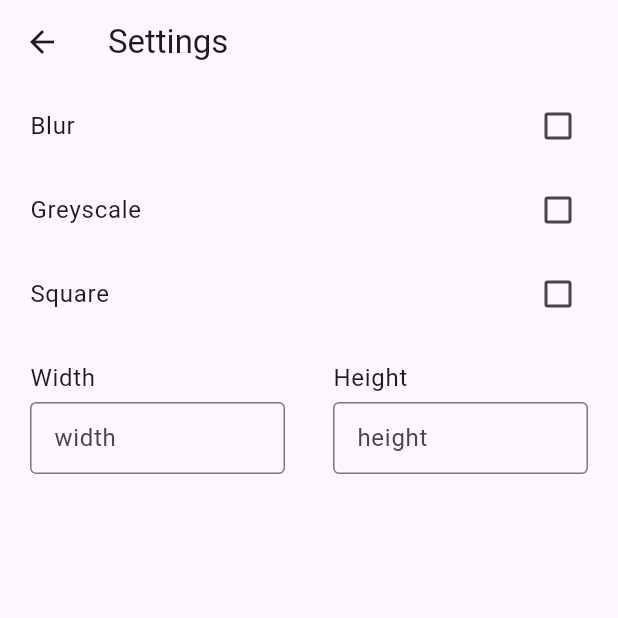
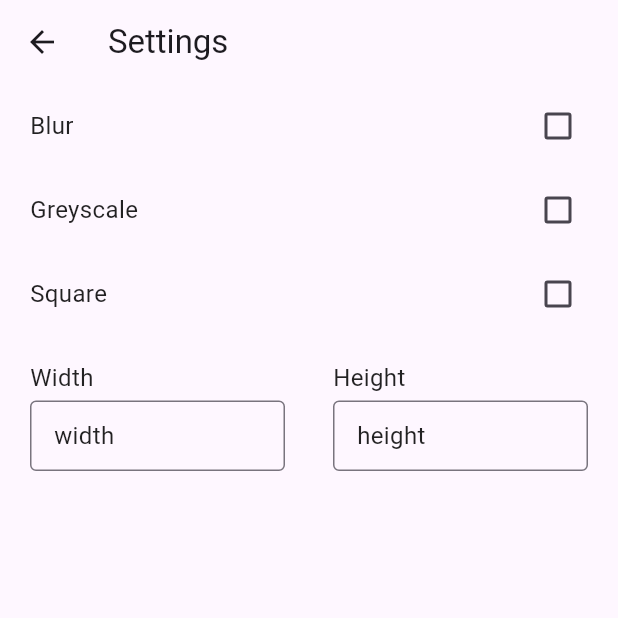
Before and after one commit to devendra456/studio, a Flutter app: the screen it shows after launch, after a tap on the "settings" icon, on a phone screen of 412 x 824 dp, the top half of it. Run offline on Flutter 3.47's test engine with Material 2 defaults, Android fonts, the light colour scheme and no system bars; drawn by our look-alikes of dynamic_color; our stand-ins replace cached_network_image, connectivity_plus, dartz, dio, flutter_bloc, flutter_cache_manager and 5 more; missing offline and left inert: pasteboard; network calls fail.

Commit message:
dark mode and dynamic color added

```diff
--- a/lib/application/core/file_helper.dart
+++ b/lib/application/core/file_helper.dart
@@ -20,7 +20,7 @@ class FileHelper {
       if (fileName == null) throw "File Not Found";
       final path = "${dir.path}/$fileName.jpg";
       final res = await getIt.get<Dio>().download(url, path);
-      print("===========> "+res.data);
+      print("===========> " + res.data);
       return null;
       /*var file = File(path);
       file.openWrite();
--- a/lib/application/core/no_params.dart
+++ b/lib/application/core/no_params.dart
@@ -1,5 +1,6 @@
+import 'dart:convert';
+
 import 'package:freezed_annotation/freezed_annotation.dart';
-import 'dart:convert';
 
 part 'no_params.freezed.dart';
 part 'no_params.g.dart';
@@ -12,5 +13,6 @@ String noParamsToJson(NoParams data) => json.encode(data.toJson());
 class NoParams with _$NoParams {
   const factory NoParams() = _NoParams;
 
-  factory NoParams.fromJson(Map<String, dynamic> json) => _$NoParamsFromJson(json);
+  factory NoParams.fromJson(Map<String, dynamic> json) =>
+      _$NoParamsFromJson(json);
 }
--- a/lib/application/preferences/app_preferences_impl.dart
+++ b/lib/application/preferences/app_preferences_impl.dart
@@ -1,4 +1,3 @@
-
 import 'dart:developer';
 
 import 'package:shared_preferences/shared_preferences.dart';
--- a/lib/application/routes/route_names.dart
+++ b/lib/application/routes/route_names.dart
@@ -1,4 +1,4 @@
-class RouteName{
+class RouteName {
   static const String setting = "/setting";
   static const String imageViewer = "/imageViewer";
 }
--- a/lib/data/data_source/on_boarding_local_data_source.dart
+++ b/lib/data/data_source/on_boarding_local_data_source.dart
@@ -1,12 +1,11 @@
-mixin OnBoardingLocalDataSource{
+mixin OnBoardingLocalDataSource {
   Future<List<String>> loadLocalImages();
 }
 
-class OnBoardingLocalDataSourceImpl implements OnBoardingLocalDataSource{
+class OnBoardingLocalDataSourceImpl implements OnBoardingLocalDataSource {
   @override
   Future<List<String>> loadLocalImages() {
     // TODO: implement loadLocalImages
     throw UnimplementedError();
   }
-
 }
--- a/lib/data/data_source/on_boarding_remote_data_source.dart
+++ b/lib/data/data_source/on_boarding_remote_data_source.dart
@@ -4,7 +4,7 @@ mixin OnBoardingRemoteDataSource {
 
 class OnBoardingRemoteDataSourceImpl implements OnBoardingRemoteDataSource {
   @override
-  Future<List<String>> loadRemoteImages() async{
+  Future<List<String>> loadRemoteImages() async {
     // TODO: implement loadRemoteImages
     throw UnimplementedError();
   }
--- a/lib/domain/repos/on_boarding_repos.dart
+++ b/lib/domain/repos/on_boarding_repos.dart
@@ -2,6 +2,6 @@ import 'package:dartz/dartz.dart';
 import 'package:studio/application/core/failure.dart';
 import 'package:studio/domain/use_cases/load_images_use_case.dart';
 
-mixin OnBoardingRepos{
-  Future<Either<Failure,List<String>>> getImages(LoadImagesParams params);
+mixin OnBoardingRepos {
+  Future<Either<Failure, List<String>>> getImages(LoadImagesParams params);
 }
--- a/lib/main.dart
+++ b/lib/main.dart
@@ -1,3 +1,4 @@
+import 'package:dynamic_color/dynamic_color.dart';
 import 'package:flutter/material.dart';
 import 'package:flutter_bloc/flutter_bloc.dart';
 import 'package:studio/application/preferences/app_preferences.dart';
@@ -22,21 +23,43 @@ class MyApp extends StatelessWidget {
       providers: [
         BlocProvider(
           create: (context) {
-            final bloc = OnBoardingBloc(getIt.get<LoadImagesUseCase>(),getIt.get<AppPreferences>());
+            final bloc = OnBoardingBloc(
+                getIt.get<LoadImagesUseCase>(), getIt.get<AppPreferences>());
             return bloc;
           },
         )
       ],
-      child: MaterialApp(
+      child: DynamicColorBuilder(
+        builder: (ColorScheme? lightDynamic, ColorScheme? darkDynamic) {
+          return MaterialApp(
             title: 'Studio',
+            themeMode: ThemeMode.system,
+            darkTheme: ThemeData(
+              colorScheme: lightDynamic,
+              useMaterial3: true,
+              scaffoldBackgroundColor: Colors.black,
+              appBarTheme: const AppBarTheme(
+                backgroundColor: Colors.black,
+                foregroundColor: Colors.white,
+              ),
+              popupMenuTheme: const PopupMenuThemeData(
+                color: Colors.black,
+                shadowColor: Colors.white24,
+              ),
+              textTheme: const TextTheme(
+                  bodyMedium: TextStyle(color: Colors.white60, fontSize: 16)),
+            ),
             theme: ThemeData(
-          colorScheme: ColorScheme.fromSeed(seedColor: Colors.deepPurple),
+              colorScheme: darkDynamic,
               useMaterial3: true,
+              textTheme: const TextTheme(
+                  bodyMedium: TextStyle(color: Colors.black87, fontSize: 16)),
             ),
             initialRoute: Navigator.defaultRouteName,
             onGenerateRoute: onGenerateRoute,
+          );
+        },
       ),
     );
   }
-
 }
--- a/lib/presentation/on_boarding/bloc/on_boarding_bloc.dart
+++ b/lib/presentation/on_boarding/bloc/on_boarding_bloc.dart
@@ -10,11 +10,9 @@ import 'package:studio/domain/use_cases/load_images_use_case.dart';
 
 import '../../../application/constants.dart';
 
+part 'on_boarding_bloc.freezed.dart';
 part 'on_boarding_event.dart';
-
 part 'on_boarding_state.dart';
-
-part 'on_boarding_bloc.freezed.dart';
 
 class OnBoardingBloc extends Bloc<OnBoardingEvent, OnBoardingState> {
   final LoadImagesUseCase _loadImagesUseCase;
--- a/lib/presentation/on_boarding/views/on_boarding_screen.dart
+++ b/lib/presentation/on_boarding/views/on_boarding_screen.dart
@@ -37,7 +37,8 @@ class OnBoardingScreen extends StatelessWidget {
               itemBuilder: (context, item, index) {
                 return InkWell(
                   onTap: () {
-                    Navigator.pushNamed(context, RouteName.imageViewer,arguments: item);
+                    Navigator.pushNamed(context, RouteName.imageViewer,
+                        arguments: item);
                   },
                   child: Hero(
                     tag: item,
--- a/lib/presentation/on_boarding/views/studio_grid_tile.dart
+++ b/lib/presentation/on_boarding/views/studio_grid_tile.dart
@@ -1,7 +1,4 @@
-import 'dart:developer';
-
 import 'package:cached_network_image/cached_network_image.dart';
-import 'package:dio/dio.dart';
 import 'package:flutter/material.dart';
 
 class StudioImageTile extends StatelessWidget {
--- a/lib/presentation/settings/setting_screen.dart
+++ b/lib/presentation/settings/setting_screen.dart
@@ -42,7 +42,10 @@ class _SettingScreenState extends State<SettingScreen> {
             value: blur,
             contentPadding: const EdgeInsets.symmetric(horizontal: 20),
             onChanged: onBlurChange,
-            title: const Text("Blur"),
+            title: Text(
+              "Blur",
+              style: Theme.of(context).textTheme.bodyMedium,
+            ),
           ),
           if (blur == true)
             Slider(
@@ -55,13 +58,19 @@ class _SettingScreenState extends State<SettingScreen> {
             value: greyScale,
             onChanged: onGreyScaleChange,
             contentPadding: const EdgeInsets.symmetric(horizontal: 20),
-            title: const Text("Greyscale"),
+            title: Text(
+              "Greyscale",
+              style: Theme.of(context).textTheme.bodyMedium,
+            ),
           ),
           CheckboxListTile(
             value: square,
             onChanged: onSquareChange,
             contentPadding: const EdgeInsets.symmetric(horizontal: 20),
-            title: const Text("Square"),
+            title: Text(
+              "Square",
+              style: Theme.of(context).textTheme.bodyMedium,
+            ),
           ),
           Padding(
             padding: const EdgeInsets.symmetric(horizontal: 20.0, vertical: 16),
@@ -73,19 +82,21 @@ class _SettingScreenState extends State<SettingScreen> {
                     children: [
                       Text(
                         "Width",
-                        style: Theme.of(context).textTheme.bodyLarge,
+                        style: Theme.of(context).textTheme.bodyMedium,
                       ),
                       const SizedBox(
                         height: 4,
                       ),
                       TextField(
                         controller: _widthController,
-                        decoration: const InputDecoration(
+                        decoration: InputDecoration(
                           isDense: true,
                           border: OutlineInputBorder(),
                           hintText: "width",
+                          hintStyle: Theme.of(context).textTheme.bodyMedium,
                         ),
                         textInputAction: TextInputAction.next,
+                        style: Theme.of(context).textTheme.bodyMedium,
                         keyboardType: TextInputType.number,
                         onChanged: (value) {
                           final width = int.tryParse(value) ?? kInitialWidth;
@@ -111,7 +122,7 @@ class _SettingScreenState extends State<SettingScreen> {
                     children: [
                       Text(
                         "Height",
-                        style: Theme.of(context).textTheme.bodyLarge,
+                        style: Theme.of(context).textTheme.bodyMedium,
                       ),
                       const SizedBox(
                         height: 4,
@@ -119,11 +130,13 @@ class _SettingScreenState extends State<SettingScreen> {
                       TextField(
                         controller: _heightController,
                         readOnly: square,
-                        decoration: const InputDecoration(
+                        decoration: InputDecoration(
                           isDense: true,
                           border: OutlineInputBorder(),
                           hintText: "height",
+                          hintStyle: Theme.of(context).textTheme.bodyMedium,
                         ),
+                        style: Theme.of(context).textTheme.bodyMedium,
                         onChanged: (value) {
                           final height = int.tryParse(value) ?? kInitialHeight;
                           if (height > 5000) {
--- a/pubspec.yaml
+++ b/pubspec.yaml
@@ -50,6 +50,9 @@ dependencies:
   font_awesome_flutter: ^10.5.0
   path_provider: ^2.1.0
   flutter_cache_manager: ^3.3.1
+  pasteboard: ^0.2.0
+  dynamic_color: ^1.6.6
+
 
 dev_dependencies:
   flutter_test:
--- a/requirement.txt
+++ b/requirement.txt
@@ -1,8 +1,5 @@
-#dark mode
 #dynamic color
-#copy image url
 #copy image
-#share image
 #compatible for all device
 #UI&UX
 #Local manage
```
Also changed, not shown: lib/application/network/api_base_client.dart (+6 -7 lines), lib/presentation/image_viewer/image_viewer_screen.dart (+53 -24 lines), lib/application/constants.dart (line endings or trailing spaces), lib/application/core/no_params.freezed.dart, lib/presentation/on_boarding/bloc/on_boarding_bloc.freezed.dart, pubspec.lock, 8 other files. Lines whose indentation alone changed are shown as unchanged.
